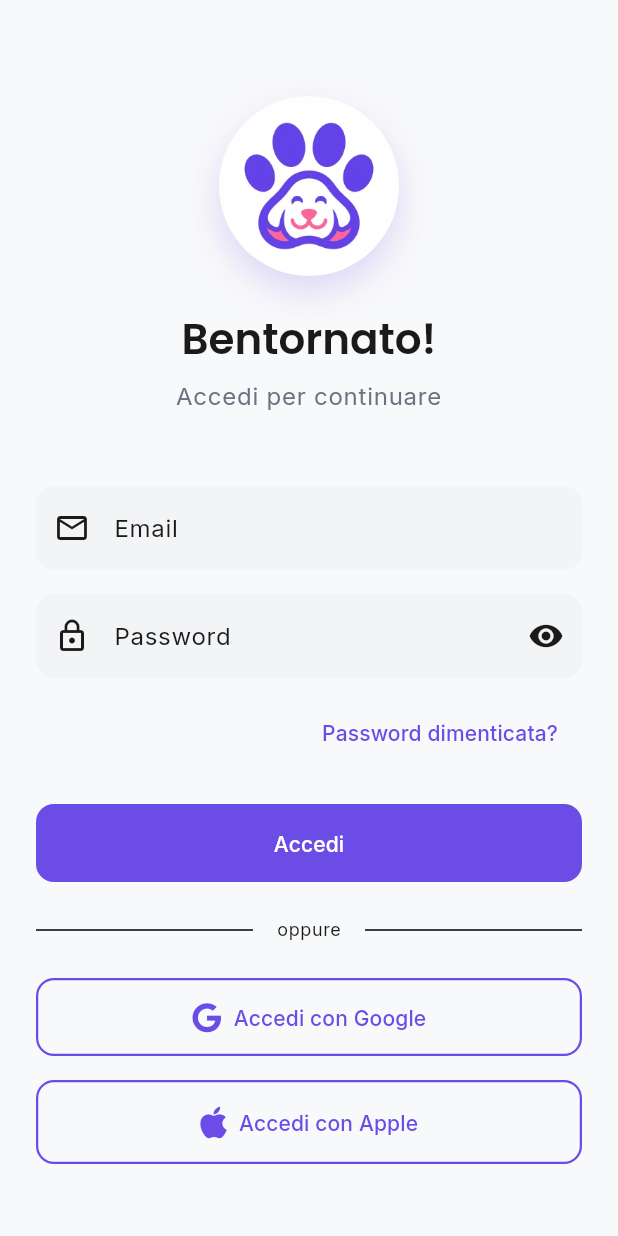
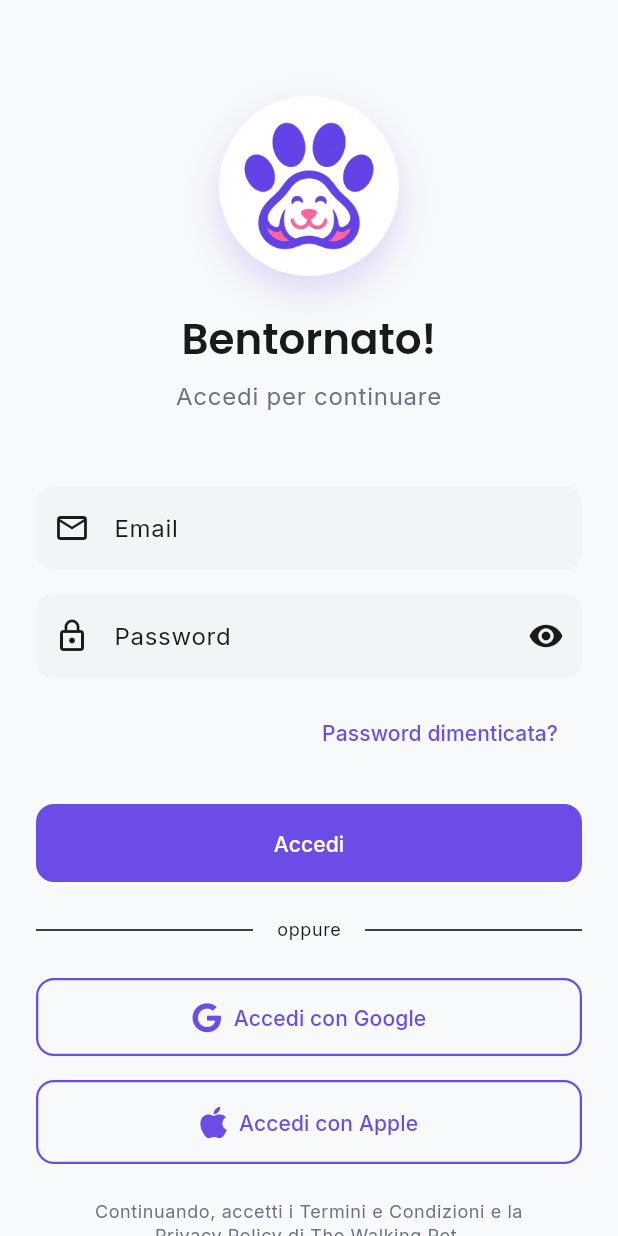
Before and after one commit to fgabelli/the_walking_pet, a Flutter app: the screen it shows after launch, on a phone screen of 412 x 824 dp. Run offline on Flutter 3.47's test engine with Material 3 defaults, Android fonts, the phone set to English and light mode, and no system bars; our stand-ins replace cloud_firestore, firebase_auth, firebase_core, firebase_messaging, firebase_storage, flutter_image_compress and 13 more; missing offline and left inert: app_tracking_transparency, geoflutterfire_plus, purchases_flutter; accounts and stored records are empty.

Commit message:
Fix: Correct Google URL Scheme, Add Terms UI, Enhance Purchase Logging

```diff
--- a/lib/core/services/purchase_service.dart
+++ b/lib/core/services/purchase_service.dart
@@ -107,6 +107,7 @@ class PurchaseService {
     final hasActiveEntitlement = isPremium || isBusiness;
 
     print('Purchase Sync: Active Entitlements=${customerInfo.entitlements.active.keys}');
+    print('Purchase Sync: ALL Entitlements=${customerInfo.entitlements.all.keys}');
     print('Status: Premium=$isPremium, Business=$isBusiness => Unlock Features=$hasActiveEntitlement');
 
     try {
--- a/lib/features/auth/presentation/screens/login_screen.dart
+++ b/lib/features/auth/presentation/screens/login_screen.dart
@@ -211,6 +211,19 @@ class _LoginScreenState extends ConsumerState<LoginScreen> {
                   icon: const FaIcon(FontAwesomeIcons.apple, size: 24),
                   label: const Text('Accedi con Apple'),
                 ),
+                const SizedBox(height: 24),
+                // Terms and Privacy Disclaimer
+                Padding(
+                  padding: const EdgeInsets.symmetric(horizontal: 16.0),
+                  child: Text(
+                    'Continuando, accetti i Termini e Condizioni e la Privacy Policy di The Walking Pet.',
+                    textAlign: TextAlign.center,
+                    style: Theme.of(context).textTheme.bodySmall?.copyWith(
+                          color: AppColors.textSecondary,
+                          fontSize: 12,
+                        ),
+                  ),
+                ),
                 const SizedBox(height: 48),
 
                 // Register Link
```
Also changed, not shown: 1 other file.
